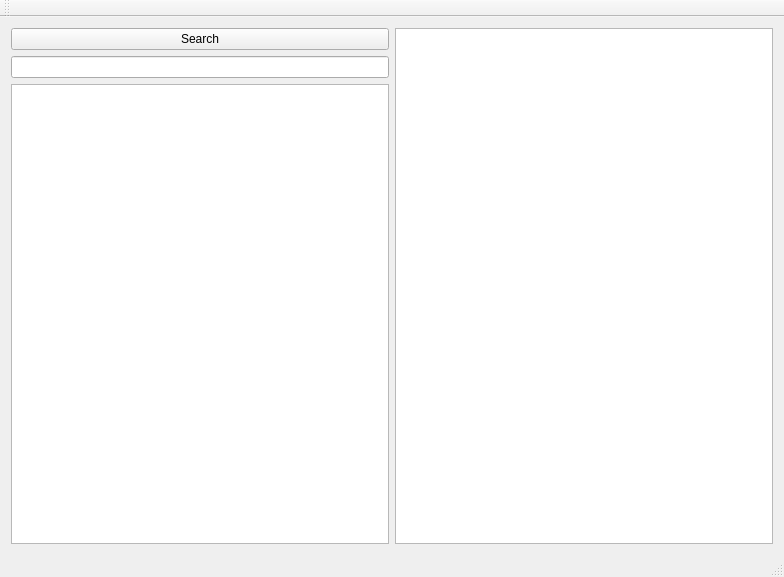
First picture: the form in mainwindow.ui, repository sapr-bntu/ruClient, before the edit.
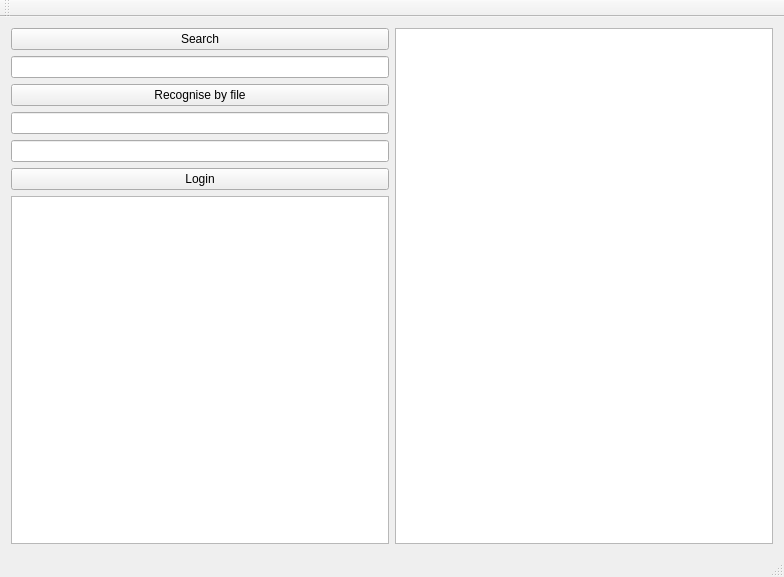
Second picture: the form after the edit.

```diff
--- a/mainwindow.ui
+++ b/mainwindow.ui
@@ -29,6 +29,26 @@
         <item>
          <widget class="QLineEdit" name="lineEdit"/>
         </item>
+        <item>
+         <widget class="QPushButton" name="pushButton_2">
+          <property name="text">
+           <string>Recognise by file</string>
+          </property>
+         </widget>
+        </item>
+        <item>
+         <widget class="QLineEdit" name="lineEdit_2"/>
+        </item>
+        <item>
+         <widget class="QLineEdit" name="lineEdit_3"/>
+        </item>
+        <item>
+         <widget class="QPushButton" name="pushButton_3">
+          <property name="text">
+           <string>Login</string>
+          </property>
+         </widget>
+        </item>
         <item>
          <widget class="QGraphicsView" name="graphicsView"/>
         </item>
```
